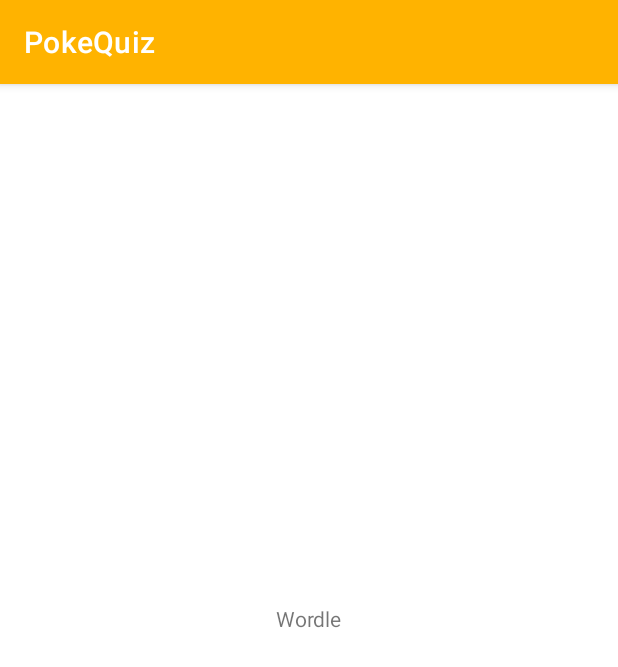
After one commit to JosepDev23/PokeArcade, an Android app: the PokequizFragment screen opened through its navigation route, on a phone screen of 412 x 824 dp. The commit adds this screen. Shown: the top 667 px of the screen. Run offline under Robolectric (Android 15) with nearby library versions, the phone set to English and light mode, and no system bars; our stand-ins replace Dagger/Hilt's generated code, Room's generated code, navigation-ui.

Commit message:
fino señores, ya no peta

```diff
--- /dev/null
+++ b/app/src/main/java/dadm/pokearcade/domain/model/Difficulty.kt
@@ -0,0 +1,7 @@
+package dadm.pokearcade.domain.model
+
+enum class Difficulty {
+    EASY,
+    NORMAL,
+    HARD
+}
--- /dev/null
+++ b/app/src/main/java/dadm/pokearcade/domain/model/Quiz.kt
@@ -0,0 +1,7 @@
+package dadm.pokearcade.domain.model
+
+data class Quiz(
+    var question: String,
+    var response: String,
+    var difficulty: Difficulty
+)
--- a/app/src/main/java/dadm/pokearcade/ui/login/LoginFragment.kt
+++ b/app/src/main/java/dadm/pokearcade/ui/login/LoginFragment.kt
@@ -6,7 +6,6 @@ import android.view.View
 import android.view.ViewGroup
 import androidx.fragment.app.Fragment
 import androidx.fragment.app.activityViewModels
-import androidx.fragment.app.viewModels
 import androidx.navigation.fragment.findNavController
 import com.google.android.material.snackbar.Snackbar
 import dadm.pokearcade.R
--- /dev/null
+++ b/app/src/main/java/dadm/pokearcade/ui/pokequiz/PokequizFragment.kt
@@ -0,0 +1,33 @@
+package dadm.pokearcade.ui.pokequiz
+
+import android.os.Bundle
+import android.view.View
+import androidx.fragment.app.Fragment
+import androidx.fragment.app.viewModels
+import dadm.pokearcade.R
+import dadm.pokearcade.databinding.FragmentPokequizBinding
+import dadm.pokearcade.domain.model.Quiz
+import dagger.hilt.android.AndroidEntryPoint
+
+/**
+ * The UI fragment of the Pokemon Wordle game. It contains the logic to
+ * guess the world in six tries.
+ */
+@AndroidEntryPoint
+class PokequizFragment : Fragment(R.layout.fragment_pokequiz) {
+    private var _binding: FragmentPokequizBinding? = null
+    private val binding get() = _binding!!
+
+    private var _quiz: Quiz? = null
+    private val quiz get() = _quiz!!
+
+    private val viewModel: PokequizViewModel by viewModels()
+
+
+    override fun onViewCreated(view: View, savedInstanceState: Bundle?) {
+        super.onViewCreated(view, savedInstanceState)
+        _binding = FragmentPokequizBinding.bind(view)
+
+        _quiz = viewModel.getRandomQuiz()
+    }
+}
--- /dev/null
+++ b/app/src/main/java/dadm/pokearcade/ui/pokequiz/PokequizViewModel.kt
@@ -0,0 +1,71 @@
+package dadm.pokearcade.ui.pokequiz
+
+import android.app.Application
+import android.content.Context
+import androidx.lifecycle.ViewModel
+import dadm.pokearcade.R
+import dadm.pokearcade.domain.model.Difficulty
+import dadm.pokearcade.domain.model.Quiz
+import dagger.hilt.android.lifecycle.HiltViewModel
+import javax.inject.Inject
+
+@HiltViewModel
+class PokequizViewModel @Inject constructor(application: Application) : ViewModel() {
+    val context: Context = application.applicationContext
+    private val quizzes: List<Quiz> = listOf(
+        Quiz(
+            context.getString(R.string.question_1),
+            context.getString(R.string.raichu),
+            Difficulty.EASY
+        ),
+        Quiz(
+            context.getString(R.string.question_2),
+            context.getString(R.string.charmander),
+            Difficulty.EASY
+        ),
+        Quiz(
+            context.getString(R.string.question_3),
+            context.getString(R.string.squirtle),
+            Difficulty.EASY
+        ),
+        Quiz(
+            context.getString(R.string.question_4),
+            context.getString(R.string.bulbasaur),
+            Difficulty.EASY
+        ),
+        Quiz(
+            context.getString(R.string.question_5),
+            context.getString(R.string.kanto),
+            Difficulty.NORMAL
+        ),
+        Quiz(
+            context.getString(R.string.question_6),
+            context.getString(R.string.dragonite),
+            Difficulty.NORMAL
+        ),
+        Quiz(
+            context.getString(R.string.question_7),
+            context.getString(R.string.ditto),
+            Difficulty.NORMAL
+        ),
+        Quiz(
+            context.getString(R.string.question_8),
+            context.getString(R.string.paldea),
+            Difficulty.HARD
+        ),
+        Quiz(
+            context.getString(R.string.question_9),
+            context.getString(R.string.kartana),
+            Difficulty.HARD
+        ),
+        Quiz(
+            context.getString(R.string.question_10),
+            context.getString(R.string.kekrom),
+            Difficulty.HARD
+        ),
+    )
+
+    fun getRandomQuiz(): Quiz {
+        return quizzes.random()
+    }
+}
--- a/app/src/main/java/dadm/pokearcade/ui/wordle/WordleFragment.kt
+++ /dev/null
@@ -1,21 +0,0 @@
-package dadm.pokearcade.ui.wordle
-
-import android.os.Bundle
-import android.view.View
-import androidx.fragment.app.Fragment
-import dadm.pokearcade.R
-import dadm.pokearcade.databinding.FragmentWordleBinding
-
-/**
- * The UI fragment of the Pokemon Wordle game. It contains the logic to
- * guess the world in six tries.
- */
-class WordleFragment : Fragment(R.layout.fragment_wordle) {
-    private var _binding: FragmentWordleBinding? = null
-    private val binding get() = _binding!!
-
-    override fun onViewCreated(view: View, savedInstanceState: Bundle?) {
-        super.onViewCreated(view, savedInstanceState)
-        _binding = FragmentWordleBinding.bind(view)
-    }
-}
--- a/app/src/main/res/navigation/navigation_graph.xml
+++ b/app/src/main/res/navigation/navigation_graph.xml
@@ -55,9 +55,9 @@
 
     <fragment
         android:id="@+id/wordleFragment"
-        android:name="dadm.pokearcade.ui.wordle.WordleFragment"
-        android:label="@string/fragment_wordle_label"
-        tools:layout="@layout/fragment_wordle" />
+        android:name="dadm.pokearcade.ui.pokequiz.PokequizFragment"
+        android:label="@string/pokequiz"
+        tools:layout="@layout/fragment_pokequiz" />
     <fragment
         android:id="@+id/guessPokemonFragment"
         android:name="dadm.pokearcade.ui.guessPokemon.GuessPokemonFragment"
--- a/app/src/main/res/values/strings.xml
+++ b/app/src/main/res/values/strings.xml
@@ -26,4 +26,25 @@
     <string name="title_dark_mode_settings">Dark mode</string>
     <string name="welcome_msg">Welcome %1$s!</string>
     <string name="imageDescription">The pokemon image the user has to guess.</string>
+    <string name="pokequiz" translatable="false">PokeQuiz</string>
+    <string name="question_1">What is Pikachu\'s evolution?</string>
+    <string name="question_2">What is the fire starter of the first generation?</string>
+    <string name="question_3">What is the water starter of the first generation?</string>
+    <string name="question_4">What is the grass starter of the first generation?</string>
+    <string name="question_5">What is the name of the region of the first generation?</string>
+    <string name="question_6">What is the name of the semi-legendary Dragon/Flying type Pokémon from the first generation?</string>
+    <string name="question_7">What is the name of the purple Pokémon that transforms into other Pokémon?</string>
+    <string name="question_8">What is the name of the region of the ninth generation?</string>
+    <string name="question_9">What is the name of the Grass/Steel type Pokémon introduced on the seventh generation?</string>
+    <string name="question_10">What is the name of the Dragon/Electric type legendary Pokémon introduced on the fifth generation?</string>
+    <string name="raichu">Raichu</string>
+    <string name="charmander">Charmander</string>
+    <string name="squirtle">Squirtle</string>
+    <string name="bulbasaur">Bulbasaur</string>
+    <string name="kanto">Kanto</string>
+    <string name="dragonite">Dragonite</string>
+    <string name="ditto">Ditto</string>
+    <string name="paldea">Paldea</string>
+    <string name="kartana">Kartana</string>
+    <string name="kekrom">Zekrom</string>
 </resources>
```
Also changed, not shown: app/src/main/res/layout/fragment_pokequiz.xml (renamed from app/src/main/res/layout/fragment_wordle.xml).
